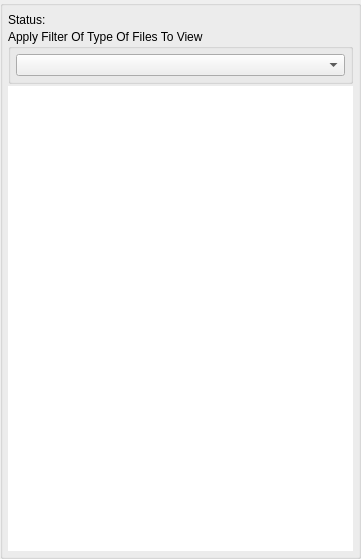
The window that nolimitgui/CommonSrc/Forms/AppletFileShareClientView.ui (nolimitconnect/NoLimitConnect) describes before a commit, drawn with Qt 5.
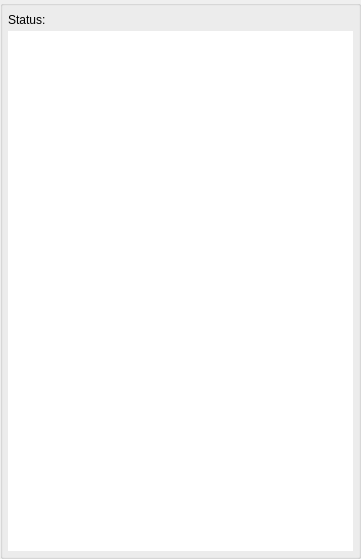
The same window after the commit. Custom widgets are drawn as their Qt base class.

Commit message: More file path fixes for android. Replace File Filter combo box with File Filter buttons widget FileFilterSelectWidget

What changed in the file:
```diff
--- a/nolimitgui/CommonSrc/Forms/AppletFileShareClientView.ui
+++ b/nolimitgui/CommonSrc/Forms/AppletFileShareClientView.ui
@@ -118,37 +118,7 @@
        </layout>
       </item>
       <item>
-       <widget class="QGroupBox" name="m_FileFilterGroupBox">
-        <property name="sizePolicy">
-         <sizepolicy hsizetype="Preferred" vsizetype="Minimum">
-          <horstretch>0</horstretch>
-          <verstretch>0</verstretch>
-         </sizepolicy>
-        </property>
-        <property name="title">
-         <string>Apply Filter Of Type Of Files To View</string>
-        </property>
-        <layout class="QVBoxLayout" name="verticalLayout_3">
-         <property name="spacing">
-          <number>2</number>
-         </property>
-         <property name="leftMargin">
-          <number>5</number>
-         </property>
-         <property name="topMargin">
-          <number>5</number>
-         </property>
-         <property name="rightMargin">
-          <number>5</number>
-         </property>
-         <property name="bottomMargin">
-          <number>5</number>
-         </property>
-         <item>
-          <widget class="VxComboBoxFileFilter" name="m_FileFilterComboBox"/>
-         </item>
-        </layout>
-       </widget>
+       <widget class="FileFilterSelectWidget" name="m_FileFilterSelectWidget" native="true"/>
       </item>
       <item>
        <widget class="QListWidget" name="FileItemList">
@@ -193,9 +163,10 @@
  </widget>
  <customwidgets>
   <customwidget>
-   <class>VxComboBoxFileFilter</class>
-   <extends>QComboBox</extends>
-   <header>VxComboBoxFileFilter.h</header>
+   <class>FileFilterSelectWidget</class>
+   <extends>QWidget</extends>
+   <header>FileFilterSelectWidget.h</header>
+   <container>1</container>
   </customwidget>
   <customwidget>
    <class>IdentOfferWidget</class>
```
The commit also changes 234 other files.
